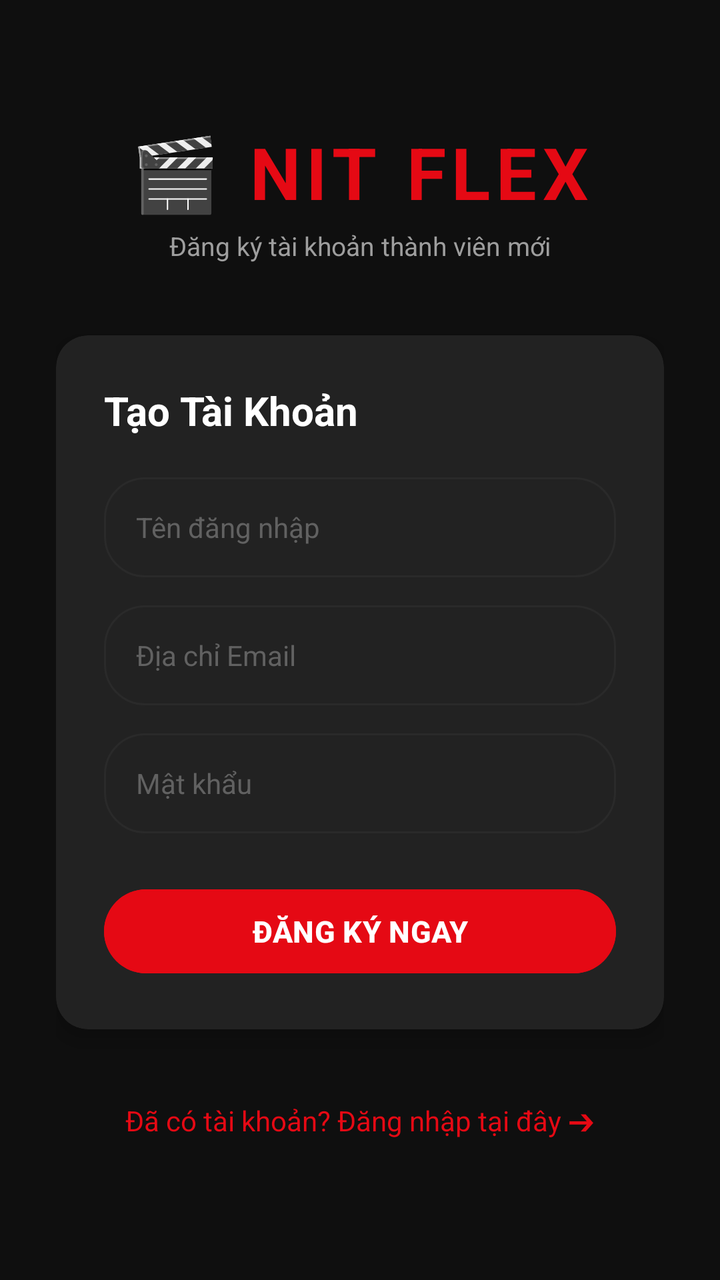
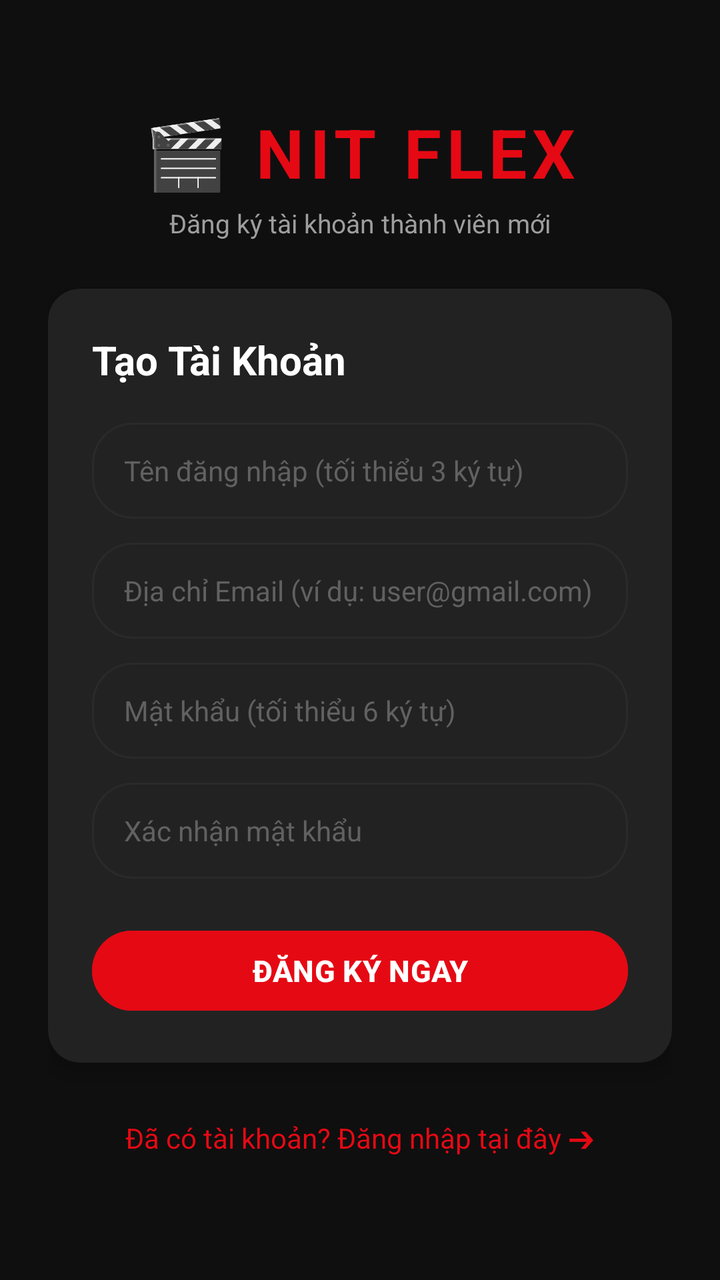

The first picture is an Android layout as it rendered before a commit; the second is the same layout after the commit. The layout source and the unified diff follow.
<!-- AndroidManifest.xml: application theme Theme.Backup -->
<!-- res/layout/activity_register.xml -->
<?xml version="1.0" encoding="utf-8"?>
<ScrollView xmlns:android="http://schemas.android.com/apk/res/android"
    xmlns:app="http://schemas.android.com/apk/res-auto"
    android:layout_width="match_parent"
    android:layout_height="match_parent"
    android:background="@color/bg_dark"
    android:fillViewport="true">

    <LinearLayout
        android:layout_width="match_parent"
        android:layout_height="wrap_content"
        android:orientation="vertical"
        android:padding="28dp"
        android:gravity="center">

        
        <TextView
            android:layout_width="wrap_content"
            android:layout_height="wrap_content"
            android:text="🎬 NIT FLEX"
            android:textColor="@color/primary_red"
            android:textSize="36sp"
            android:letterSpacing="0.08"
            android:textStyle="bold" />

        <TextView
            android:layout_width="wrap_content"
            android:layout_height="wrap_content"
            android:text="Đăng ký tài khoản thành viên mới"
            android:textColor="@color/text_gray"
            android:textSize="13sp"
            android:layout_marginTop="4dp"
            android:layout_marginBottom="36dp" />

        
        <androidx.cardview.widget.CardView
            android:layout_width="match_parent"
            android:layout_height="wrap_content"
            app:cardCornerRadius="16dp"
            app:cardElevation="6dp"
            app:cardBackgroundColor="@color/bg_card">

            <LinearLayout
                android:layout_width="match_parent"
                android:layout_height="wrap_content"
                android:orientation="vertical"
                android:padding="24dp">

                <TextView
                    android:layout_width="match_parent"
                    android:layout_height="wrap_content"
                    android:text="Tạo Tài Khoản"
                    android:textColor="@color/text_white"
                    android:textSize="20sp"
                    android:textStyle="bold"
                    android:layout_marginBottom="20dp" />

                <EditText
                    android:id="@+id/etRegUsername"
                    android:layout_width="match_parent"
                    android:layout_height="50dp"
                    android:background="@drawable/bg_genre_chip"
                    android:hint="Tên đăng nhập"
                    android:textColorHint="@color/text_gray_dark"
                    android:textColor="@color/text_white"
                    android:paddingStart="16dp"
                    android:paddingEnd="16dp"
                    android:textSize="14sp"
                    android:layout_marginBottom="14dp" />

                <EditText
                    android:id="@+id/etRegEmail"
                    android:layout_width="match_parent"
                    android:layout_height="50dp"
                    android:background="@drawable/bg_genre_chip"
                    android:hint="Địa chỉ Email"
                    android:inputType="textEmailAddress"
                    android:textColorHint="@color/text_gray_dark"
                    android:textColor="@color/text_white"
                    android:paddingStart="16dp"
                    android:paddingEnd="16dp"
                    android:textSize="14sp"
                    android:layout_marginBottom="14dp" />

                <EditText
                    android:id="@+id/etRegPassword"
                    android:layout_width="match_parent"
                    android:layout_height="50dp"
                    android:background="@drawable/bg_genre_chip"
                    android:hint="Mật khẩu"
                    android:inputType="textPassword"
                    android:textColorHint="@color/text_gray_dark"
                    android:textColor="@color/text_white"
                    android:paddingStart="16dp"
                    android:paddingEnd="16dp"
                    android:textSize="14sp"
                    android:layout_marginBottom="24dp" />

                <Button
                    android:id="@+id/btnRegister"
                    android:layout_width="match_parent"
                    android:layout_height="50dp"
                    android:text="ĐĂNG KÝ NGAY"
                    android:backgroundTint="@color/primary_red"
                    android:textColor="@color/text_white"
                    android:textSize="15sp"
                    android:textStyle="bold" />

            </LinearLayout>

        </androidx.cardview.widget.CardView>

        <TextView
            android:id="@+id/tvGoToLogin"
            android:layout_width="wrap_content"
            android:layout_height="wrap_content"
            android:text="Đã có tài khoản? Đăng nhập tại đây ➔"
            android:textColor="@color/primary_red"
            android:textSize="14sp"
            android:layout_marginTop="28dp"
            android:padding="8dp" />

    </LinearLayout>
</ScrollView>
<!-- resources referenced by this layout -->
<resources>
  <color name="bg_card">#222222</color>
  <color name="bg_dark">#0F0F0F</color>
  <color name="primary_red">#E50914</color>
  <color name="text_gray">#9E9E9E</color>
  <color name="text_gray_dark">#616161</color>
  <color name="text_white">#FFFFFF</color>
  <!-- drawable bg_genre_chip (drawable) -->
  <?xml version="1.0" encoding="utf-8"?>
  <shape xmlns:android="http://schemas.android.com/apk/res/android">
      <corners android:radius="20dp" />
      <solid android:color="@color/bg_card" />
      <stroke android:width="1dp" android:color="@color/divider_color" />
  </shape>
  <style name="Theme.Backup" parent="Base.Theme.Backup" />
  <color name="divider_color">#2A2A2A</color>
  <style name="Base.Theme.Backup" parent="Theme.Material3.Dark.NoActionBar">
          <item name="colorPrimary">@color/primary_red</item>
          <item name="colorSecondary">@color/accent_gold</item>
          <item name="android:windowBackground">@color/bg_dark</item>
          <item name="android:statusBarColor">@color/bg_dark</item>
          <item name="android:navigationBarColor">@color/bg_surface</item>
      </style>
  <color name="accent_gold">#FFC107</color>
  <color name="bg_surface">#1A1A1A</color>
</resources>

<!-- the commit's change to res/layout/activity_register.xml (unified diff, before → after) -->
@@ -10,7 +10,7 @@
         android:layout_width="match_parent"
         android:layout_height="wrap_content"
         android:orientation="vertical"
-        android:padding="28dp"
+        android:padding="24dp"
         android:gravity="center">
 
         
@@ -19,7 +19,7 @@
             android:layout_height="wrap_content"
             android:text="🎬 NIT FLEX"
             android:textColor="@color/primary_red"
-            android:textSize="36sp"
+            android:textSize="34sp"
             android:letterSpacing="0.08"
             android:textStyle="bold" />
 
@@ -30,7 +30,7 @@
             android:textColor="@color/text_gray"
             android:textSize="13sp"
             android:layout_marginTop="4dp"
-            android:layout_marginBottom="36dp" />
+            android:layout_marginBottom="24dp" />
 
         
         <androidx.cardview.widget.CardView
@@ -44,7 +44,7 @@
                 android:layout_width="match_parent"
                 android:layout_height="wrap_content"
                 android:orientation="vertical"
-                android:padding="24dp">
+                android:padding="22dp">
 
                 <TextView
                     android:layout_width="match_parent"
@@ -53,53 +53,77 @@
                     android:textColor="@color/text_white"
                     android:textSize="20sp"
                     android:textStyle="bold"
-                    android:layout_marginBottom="20dp" />
+                    android:layout_marginBottom="18dp" />
 
+                
                 <EditText
                     android:id="@+id/etRegUsername"
                     android:layout_width="match_parent"
-                    android:layout_height="50dp"
+                    android:layout_height="48dp"
                     android:background="@drawable/bg_genre_chip"
-                    android:hint="Tên đăng nhập"
+                    android:hint="Tên đăng nhập (tối thiểu 3 ký tự)"
                     android:textColorHint="@color/text_gray_dark"
                     android:textColor="@color/text_white"
                     android:paddingStart="16dp"
                     android:paddingEnd="16dp"
                     android:textSize="14sp"
-                    android:layout_marginBottom="14dp" />
+                    android:layout_marginBottom="12dp"
+                    android:inputType="textNoSuggestions"
+                    android:maxLines="1" />
 
+                
                 <EditText
                     android:id="@+id/etRegEmail"
                     android:layout_width="match_parent"
-                    android:layout_height="50dp"
+                    android:layout_height="48dp"
                     android:background="@drawable/bg_genre_chip"
-                    android:hint="Địa chỉ Email"
+                    android:hint="Địa chỉ Email (ví dụ: user@gmail.com)"
                     android:inputType="textEmailAddress"
                     android:textColorHint="@color/text_gray_dark"
                     android:textColor="@color/text_white"
                     android:paddingStart="16dp"
                     android:paddingEnd="16dp"
                     android:textSize="14sp"
-                    android:layout_marginBottom="14dp" />
+                    android:layout_marginBottom="12dp"
+                    android:maxLines="1" />
 
+                
                 <EditText
                     android:id="@+id/etRegPassword"
                     android:layout_width="match_parent"
-                    android:layout_height="50dp"
+                    android:layout_height="48dp"
                     android:background="@drawable/bg_genre_chip"
-                    android:hint="Mật khẩu"
+                    android:hint="Mật khẩu (tối thiểu 6 ký tự)"
                     android:inputType="textPassword"
                     android:textColorHint="@color/text_gray_dark"
                     android:textColor="@color/text_white"
                     android:paddingStart="16dp"
                     android:paddingEnd="16dp"
                     android:textSize="14sp"
-                    android:layout_marginBottom="24dp" />
+                    android:layout_marginBottom="12dp"
+                    android:maxLines="1" />
 
+                
+                <EditText
+                    android:id="@+id/etRegConfirmPassword"
+                    android:layout_width="match_parent"
+                    android:layout_height="48dp"
+                    android:background="@drawable/bg_genre_chip"
+                    android:hint="Xác nhận mật khẩu"
+                    android:inputType="textPassword"
+                    android:textColorHint="@color/text_gray_dark"
+                    android:textColor="@color/text_white"
+                    android:paddingStart="16dp"
+                    android:paddingEnd="16dp"
+                    android:textSize="14sp"
+                    android:layout_marginBottom="22dp"
+                    android:maxLines="1" />
+
+                
                 <Button
                     android:id="@+id/btnRegister"
                     android:layout_width="match_parent"
-                    android:layout_height="50dp"
+                    android:layout_height="48dp"
                     android:text="ĐĂNG KÝ NGAY"
                     android:backgroundTint="@color/primary_red"
                     android:textColor="@color/text_white"
@@ -110,6 +134,7 @@
 
         </androidx.cardview.widget.CardView>
 
+        
         <TextView
             android:id="@+id/tvGoToLogin"
             android:layout_width="wrap_content"
@@ -117,7 +142,7 @@
             android:text="Đã có tài khoản? Đăng nhập tại đây ➔"
             android:textColor="@color/primary_red"
             android:textSize="14sp"
-            android:layout_marginTop="28dp"
+            android:layout_marginTop="20dp"
             android:padding="8dp" />
 
     </LinearLayout>
